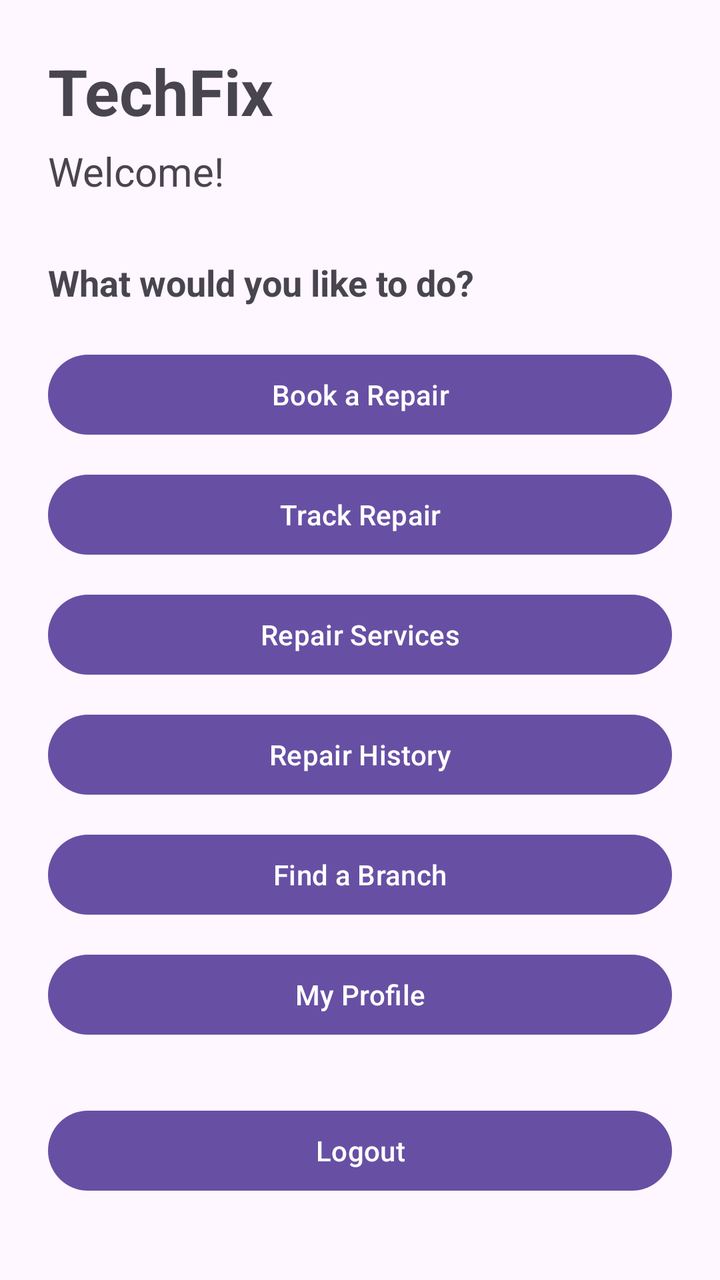
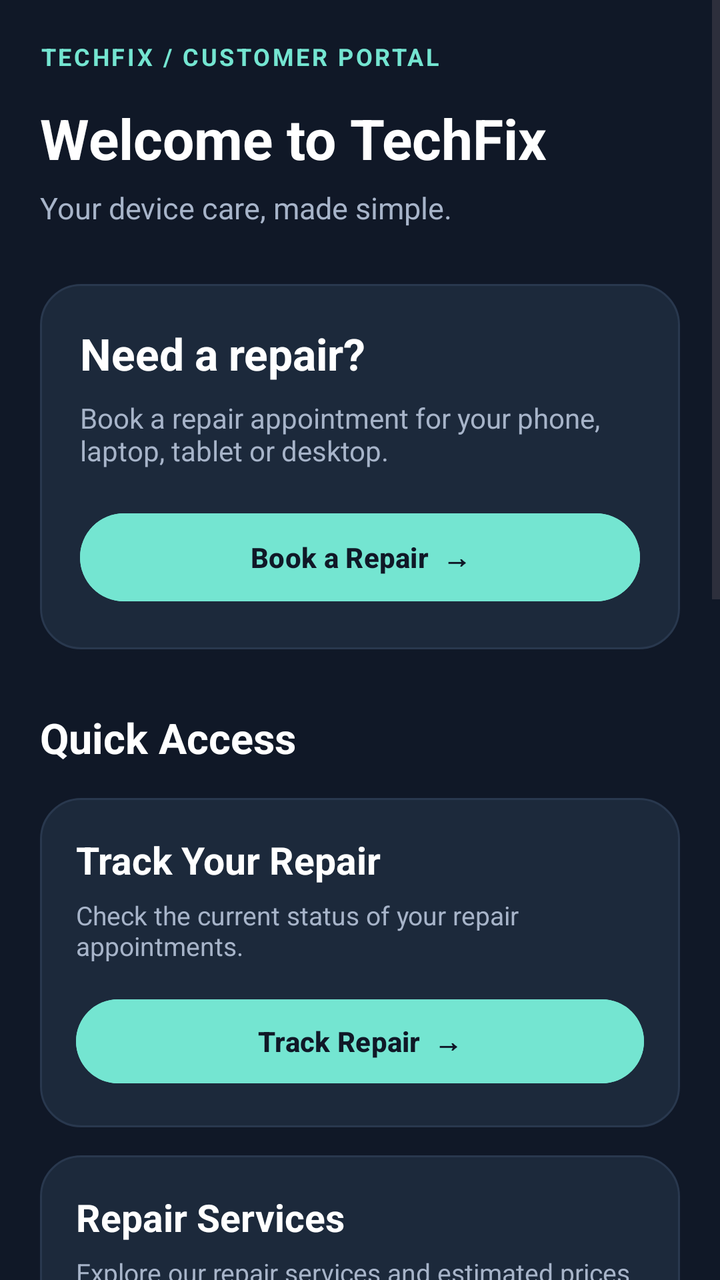

Screens rendered from an Android XML layout before and after an edit, with the pre-edit source and the edit as a unified diff.
<!-- AndroidManifest.xml: application theme Theme.Techfix -->
<!-- res/layout/activity_customer_dashboard.xml -->
<?xml version="1.0" encoding="utf-8"?>
<ScrollView xmlns:android="http://schemas.android.com/apk/res/android"
    android:layout_width="match_parent"
    android:layout_height="match_parent">

    <LinearLayout
        android:layout_width="match_parent"
        android:layout_height="wrap_content"
        android:orientation="vertical"
        android:padding="24dp">

        <TextView
            android:layout_width="wrap_content"
            android:layout_height="wrap_content"
            android:text="TechFix"
            android:textSize="32sp"
            android:textStyle="bold" />

        <TextView
            android:id="@+id/txtWelcome"
            android:layout_width="wrap_content"
            android:layout_height="wrap_content"
            android:layout_marginTop="5dp"
            android:text="Welcome!"
            android:textSize="20sp" />

        <TextView
            android:layout_width="wrap_content"
            android:layout_height="wrap_content"
            android:layout_marginTop="30dp"
            android:text="What would you like to do?"
            android:textSize="18sp"
            android:textStyle="bold" />

        <Button
            android:id="@+id/btnBookRepair"
            android:layout_width="match_parent"
            android:layout_height="wrap_content"
            android:layout_marginTop="20dp"
            android:text="Book a Repair" />

        <Button
            android:id="@+id/btnTrackRepair"
            android:layout_width="match_parent"
            android:layout_height="wrap_content"
            android:layout_marginTop="12dp"
            android:text="Track Repair" />

        <Button
            android:id="@+id/btnServices"
            android:layout_width="match_parent"
            android:layout_height="wrap_content"
            android:layout_marginTop="12dp"
            android:text="Repair Services" />

        <Button
            android:id="@+id/btnHistory"
            android:layout_width="match_parent"
            android:layout_height="wrap_content"
            android:layout_marginTop="12dp"
            android:text="Repair History" />

        <Button
            android:id="@+id/btnBranches"
            android:layout_width="match_parent"
            android:layout_height="wrap_content"
            android:layout_marginTop="12dp"
            android:text="Find a Branch" />

        <Button
            android:id="@+id/btnProfile"
            android:layout_width="match_parent"
            android:layout_height="wrap_content"
            android:layout_marginTop="12dp"
            android:text="My Profile" />

        <Button
            android:id="@+id/btnLogout"
            android:layout_width="match_parent"
            android:layout_height="wrap_content"
            android:layout_marginTop="30dp"
            android:text="Logout" />

    </LinearLayout>

</ScrollView>
<!-- resources referenced by this layout -->
<resources>
  <style name="Theme.Techfix" parent="Base.Theme.Techfix" />
  <style name="Base.Theme.Techfix" parent="Theme.Material3.DayNight.NoActionBar">
          
          
      </style>
</resources>

<!-- the commit's change to res/layout/activity_customer_dashboard.xml (unified diff, before → after) -->
@@ -1,85 +1,319 @@
 <?xml version="1.0" encoding="utf-8"?>
-<ScrollView xmlns:android="http://schemas.android.com/apk/res/android"
+<ScrollView
+    xmlns:android="http://schemas.android.com/apk/res/android"
     android:layout_width="match_parent"
-    android:layout_height="match_parent">
+    android:layout_height="match_parent"
+    android:background="@color/tech_background"
+    android:fillViewport="true">
 
     <LinearLayout
         android:layout_width="match_parent"
         android:layout_height="wrap_content"
         android:orientation="vertical"
-        android:padding="24dp">
-
-        <TextView
-            android:layout_width="wrap_content"
-            android:layout_height="wrap_content"
-            android:text="TechFix"
-            android:textSize="32sp"
+        android:padding="20dp">
+
+        
+
+        <TextView
+            android:layout_width="match_parent"
+            android:layout_height="wrap_content"
+            android:text="TECHFIX / CUSTOMER PORTAL"
+            android:textColor="@color/tech_teal"
+            android:textSize="12sp"
+            android:textStyle="bold"
+            android:letterSpacing="0.1" />
+
+        <TextView
+            android:layout_width="match_parent"
+            android:layout_height="wrap_content"
+            android:layout_marginTop="14dp"
+            android:text="Welcome to TechFix"
+            android:textColor="@color/tech_text"
+            android:textSize="28sp"
             android:textStyle="bold" />
 
         <TextView
-            android:id="@+id/txtWelcome"
-            android:layout_width="wrap_content"
-            android:layout_height="wrap_content"
-            android:layout_marginTop="5dp"
-            android:text="Welcome!"
-            android:textSize="20sp" />
-
-        <TextView
-            android:layout_width="wrap_content"
+            android:layout_width="match_parent"
+            android:layout_height="wrap_content"
+            android:layout_marginTop="6dp"
+            android:text="Your device care, made simple."
+            android:textColor="@color/tech_text_secondary"
+            android:textSize="15sp" />
+
+
+        
+
+        <LinearLayout
+            android:layout_width="match_parent"
+            android:layout_height="wrap_content"
+            android:layout_marginTop="28dp"
+            android:background="@drawable/bg_tech_card"
+            android:orientation="vertical"
+            android:padding="20dp">
+
+            <TextView
+                android:layout_width="match_parent"
+                android:layout_height="wrap_content"
+                android:text="Need a repair?"
+                android:textColor="@color/tech_text"
+                android:textSize="22sp"
+                android:textStyle="bold" />
+
+            <TextView
+                android:layout_width="match_parent"
+                android:layout_height="wrap_content"
+                android:layout_marginTop="8dp"
+                android:text="Book a repair appointment for your phone, laptop, tablet or desktop."
+                android:textColor="@color/tech_text_secondary"
+                android:textSize="14sp" />
+
+            <Button
+                android:id="@+id/btnBookRepair"
+                android:layout_width="match_parent"
+                android:layout_height="52dp"
+                android:layout_marginTop="18dp"
+                android:backgroundTint="@color/tech_teal"
+                android:text="Book a Repair  →"
+                android:textAllCaps="false"
+                android:textColor="@color/tech_background"
+                android:textStyle="bold" />
+
+        </LinearLayout>
+
+
+        
+
+        <TextView
+            android:layout_width="match_parent"
             android:layout_height="wrap_content"
             android:layout_marginTop="30dp"
-            android:text="What would you like to do?"
-            android:textSize="18sp"
+            android:text="Quick Access"
+            android:textColor="@color/tech_text"
+            android:textSize="21sp"
             android:textStyle="bold" />
 
-        <Button
-            android:id="@+id/btnBookRepair"
-            android:layout_width="match_parent"
-            android:layout_height="wrap_content"
-            android:layout_marginTop="20dp"
-            android:text="Book a Repair" />
-
-        <Button
-            android:id="@+id/btnTrackRepair"
-            android:layout_width="match_parent"
-            android:layout_height="wrap_content"
-            android:layout_marginTop="12dp"
-            android:text="Track Repair" />
-
-        <Button
-            android:id="@+id/btnServices"
-            android:layout_width="match_parent"
-            android:layout_height="wrap_content"
-            android:layout_marginTop="12dp"
-            android:text="Repair Services" />
-
-        <Button
-            android:id="@+id/btnHistory"
-            android:layout_width="match_parent"
-            android:layout_height="wrap_content"
-            android:layout_marginTop="12dp"
-            android:text="Repair History" />
-
-        <Button
-            android:id="@+id/btnBranches"
-            android:layout_width="match_parent"
-            android:layout_height="wrap_content"
-            android:layout_marginTop="12dp"
-            android:text="Find a Branch" />
-
-        <Button
-            android:id="@+id/btnProfile"
-            android:layout_width="match_parent"
-            android:layout_height="wrap_content"
-            android:layout_marginTop="12dp"
-            android:text="My Profile" />
+
+        
+
+        <LinearLayout
+            android:layout_width="match_parent"
+            android:layout_height="wrap_content"
+            android:layout_marginTop="16dp"
+            android:background="@drawable/bg_tech_card"
+            android:orientation="vertical"
+            android:padding="18dp">
+
+            <TextView
+                android:layout_width="match_parent"
+                android:layout_height="wrap_content"
+                android:text="Track Your Repair"
+                android:textColor="@color/tech_text"
+                android:textSize="19sp"
+                android:textStyle="bold" />
+
+            <TextView
+                android:layout_width="match_parent"
+                android:layout_height="wrap_content"
+                android:layout_marginTop="6dp"
+                android:text="Check the current status of your repair appointments."
+                android:textColor="@color/tech_text_secondary"
+                android:textSize="13sp" />
+
+            <Button
+                android:id="@+id/btnTrackRepair"
+                android:layout_width="match_parent"
+                android:layout_height="50dp"
+                android:layout_marginTop="14dp"
+                android:backgroundTint="@color/tech_teal"
+                android:text="Track Repair  →"
+                android:textAllCaps="false"
+                android:textColor="@color/tech_background"
+                android:textStyle="bold" />
+
+        </LinearLayout>
+
+
+        
+
+        <LinearLayout
+            android:layout_width="match_parent"
+            android:layout_height="wrap_content"
+            android:layout_marginTop="14dp"
+            android:background="@drawable/bg_tech_card"
+            android:orientation="vertical"
+            android:padding="18dp">
+
+            <TextView
+                android:layout_width="match_parent"
+                android:layout_height="wrap_content"
+                android:text="Repair Services"
+                android:textColor="@color/tech_text"
+                android:textSize="19sp"
+                android:textStyle="bold" />
+
+            <TextView
+                android:layout_width="match_parent"
+                android:layout_height="wrap_content"
+                android:layout_marginTop="6dp"
+                android:text="Explore our repair services and estimated prices."
+                android:textColor="@color/tech_text_secondary"
+                android:textSize="13sp" />
+
+            <Button
+                android:id="@+id/btnServices"
+                android:layout_width="match_parent"
+                android:layout_height="50dp"
+                android:layout_marginTop="14dp"
+                android:backgroundTint="@color/tech_teal"
+                android:text="View Services  →"
+                android:textAllCaps="false"
+                android:textColor="@color/tech_background"
+                android:textStyle="bold" />
+
+        </LinearLayout>
+
+
+        
+
+        <LinearLayout
+            android:layout_width="match_parent"
+            android:layout_height="wrap_content"
+            android:layout_marginTop="14dp"
+            android:background="@drawable/bg_tech_card"
+            android:orientation="vertical"
+            android:padding="18dp">
+
+            <TextView
+                android:layout_width="match_parent"
+                android:layout_height="wrap_content"
+                android:text="Repair History"
+                android:textColor="@color/tech_text"
+                android:textSize="19sp"
+                android:textStyle="bold" />
+
+            <TextView
+                android:layout_width="match_parent"
+                android:layout_height="wrap_content"
+                android:layout_marginTop="6dp"
+                android:text="View your previously completed repairs."
+                android:textColor="@color/tech_text_secondary"
+                android:textSize="13sp" />
+
+            <Button
+                android:id="@+id/btnHistory"
+                android:layout_width="match_parent"
+                android:layout_height="50dp"
+                android:layout_marginTop="14dp"
+                android:backgroundTint="@color/tech_teal"
+                android:text="View History  →"
+                android:textAllCaps="false"
+                android:textColor="@color/tech_background"
+                android:textStyle="bold" />
+
+        </LinearLayout>
+
+
+        
+
+        <LinearLayout
+            android:layout_width="match_parent"
+            android:layout_height="wrap_content"
+            android:layout_marginTop="14dp"
+            android:background="@drawable/bg_tech_card"
+            android:orientation="vertical"
+            android:padding="18dp">
+
+            <TextView
+                android:layout_width="match_parent"
+                android:layout_height="wrap_content"
+                android:text="Find a Branch"
+                android:textColor="@color/tech_text"
+                android:textSize="19sp"
+                android:textStyle="bold" />
+
+            <TextView
+                android:layout_width="match_parent"
+                android:layout_height="wrap_content"
+                android:layout_marginTop="6dp"
+                android:text="Find the nearest TechFix branch using your location."
+                android:textColor="@color/tech_text_secondary"
+                android:textSize="13sp" />
+
+            <Button
+                android:id="@+id/btnBranches"
+                android:layout_width="match_parent"
+                android:layout_height="50dp"
+                android:layout_marginTop="14dp"
+                android:backgroundTint="@color/tech_teal"
+                android:text="Find Nearest Branch  →"
+                android:textAllCaps="false"
+                android:textColor="@color/tech_background"
+                android:textStyle="bold" />
+
+        </LinearLayout>
+
+
+        
+
+        <LinearLayout
+            android:layout_width="match_parent"
+            android:layout_height="wrap_content"
+            android:layout_marginTop="14dp"
+            android:background="@drawable/bg_tech_card"
+            android:orientation="vertical"
+            android:padding="18dp">
+
+            <TextView
+                android:layout_width="match_parent"
+                android:layout_height="wrap_content"
+                android:text="My Profile"
+                android:textColor="@color/tech_text"
+                android:textSize="19sp"
+                android:textStyle="bold" />
+
+            <TextView
+                android:layout_width="match_parent"
+                android:layout_height="wrap_content"
+                android:layout_marginTop="6dp"
+                android:text="View your account and contact information."
+                android:textColor="@color/tech_text_secondary"
+                android:textSize="13sp" />
+
+            <Button
+                android:id="@+id/btnProfile"
+                android:layout_width="match_parent"
+                android:layout_height="50dp"
+                android:layout_marginTop="14dp"
+                android:backgroundTint="@color/tech_teal"
+                android:text="View Profile  →"
+                android:textAllCaps="false"
+                android:textColor="@color/tech_background"
+                android:textStyle="bold" />
+
+        </LinearLayout>
+
+
+        
 
         <Button
             android:id="@+id/btnLogout"
             android:layout_width="match_parent"
-            android:layout_height="wrap_content"
-            android:layout_marginTop="30dp"
-            android:text="Logout" />
+            android:layout_height="52dp"
+            android:layout_marginTop="28dp"
+            android:backgroundTint="@color/tech_surface_light"
+            android:text="Log Out"
+            android:textAllCaps="false"
+            android:textColor="@color/tech_text"
+            android:textStyle="bold" />
+
+        <TextView
+            android:layout_width="match_parent"
+            android:layout_height="wrap_content"
+            android:layout_marginTop="20dp"
+            android:gravity="center"
+            android:text="TECHFIX  •  CUSTOMER PORTAL"
+            android:textColor="@color/tech_text_secondary"
+            android:textSize="11sp" />
 
     </LinearLayout>
 
<!-- resource entries referenced after the edit -->
@@ -1,6 +1,26 @@
 <!-- resources referenced by this layout -->
 <resources>
+  <color name="tech_background">#101827</color>
+  <color name="tech_surface_light">#29384E</color>
+  <color name="tech_teal">#74E5D1</color>
+  <color name="tech_text">#FFFFFF</color>
+  <color name="tech_text_secondary">#A7B4C9</color>
+  <!-- drawable bg_tech_card (drawable) -->
+  <?xml version="1.0" encoding="utf-8"?>
+  <shape xmlns:android="http://schemas.android.com/apk/res/android"
+      android:shape="rectangle">
+  
+      <solid android:color="@color/tech_surface" />
+  
+      <corners android:radius="20dp" />
+  
+      <stroke
+          android:width="1dp"
+          android:color="@color/tech_surface_light" />
+  
+  </shape>
   <style name="Theme.Techfix" parent="Base.Theme.Techfix" />
+  <color name="tech_surface">#1C293B</color>
   <style name="Base.Theme.Techfix" parent="Theme.Material3.DayNight.NoActionBar">
           
           
